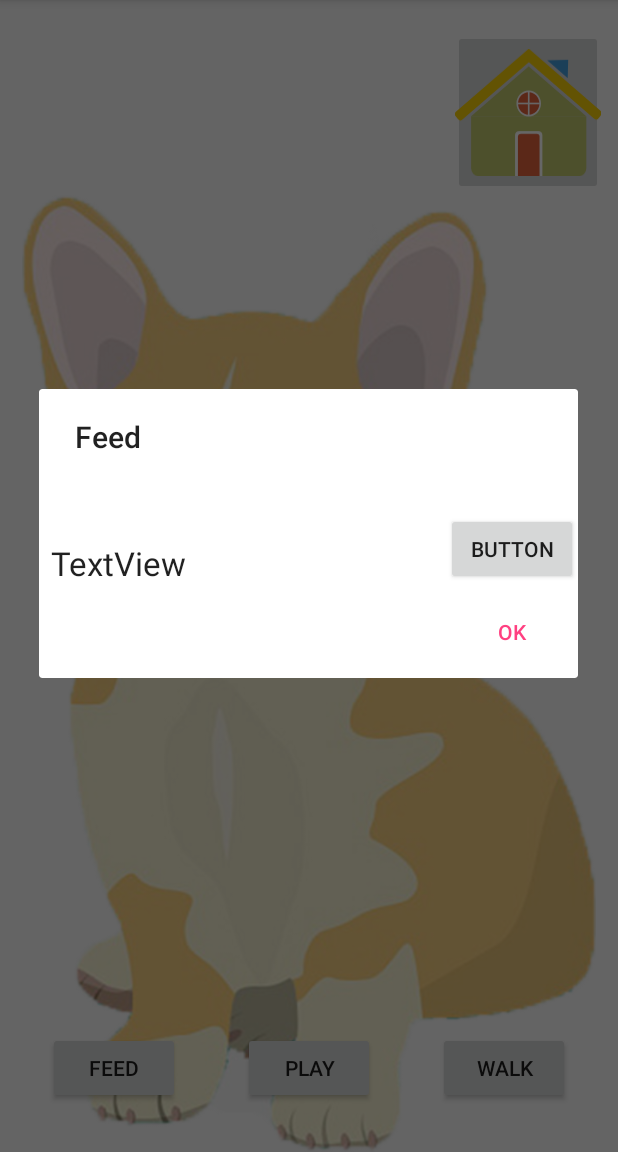
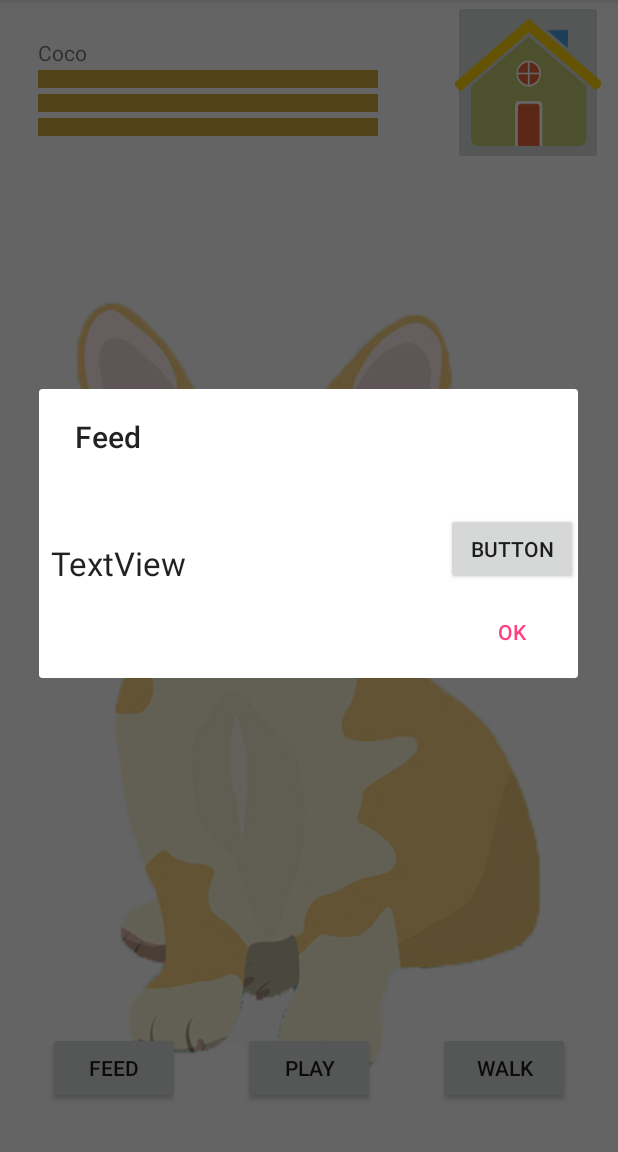
Before and after one commit to austinchowong/petpet, an Android app: the Home screen opened directly, with no data from a screen before it, after a tap on "FEED", on a phone screen of 412 x 824 dp, the part 84-1236 px from its top. Run offline under Robolectric (Android 15) with nearby library versions, the phone set to English and light mode, and no system bars.

Commit message:
ui change

```diff
--- a/app/src/main/AndroidManifest.xml
+++ b/app/src/main/AndroidManifest.xml
@@ -22,9 +22,15 @@
             android:theme="@style/AppTheme.NoActionBar">
             <intent-filter>
                 <action android:name="android.intent.action.MAIN" />
+
                 <category android:name="android.intent.category.LAUNCHER" />
             </intent-filter>
         </activity>
+        <activity
+            android:name=".Pet.petMenu"
+            android:configChanges="orientation|keyboardHidden|screenSize"
+            android:label="@string/title_activity_pet_menu"
+            android:theme="@style/FullscreenTheme"></activity>
     </application>
 
 </manifest>
--- a/app/src/main/res/layout/activity_home.xml
+++ b/app/src/main/res/layout/activity_home.xml
@@ -17,25 +17,79 @@
         android:layout_width="match_parent"
         android:layout_height="match_parent"
         android:orientation="vertical">
+
+        <LinearLayout
+            android:layout_width="match_parent"
+            android:layout_height="150dp"
+            android:orientation="horizontal">
+
+            <LinearLayout
+                android:layout_width="wrap_content"
+                android:layout_height="150dp"
+                android:layout_weight="1"
+                android:paddingTop="25dp"
+                android:paddingRight="50dp"
+                android:paddingLeft="25dp"
+                android:orientation="vertical">
+
+                <TextView
+                    android:layout_width="match_parent"
+                    android:layout_height="wrap_content"
+                    android:text="Coco" />
+
+                <ProgressBar
+                    android:id="@+id/progressBar2"
+                    style="?android:attr/progressBarStyleHorizontal"
+                    android:layout_width="match_parent"
+                    android:layout_height="wrap_content"
+                    android:max="100"
+                    android:progress="100"
+                    android:progressBackgroundTint="#CCA63B"
+                    android:progressTint="#CCA63B"
+                    android:scaleY="3" />
+
+                <ProgressBar
+                    android:id="@+id/progressBar3"
+                    style="?android:attr/progressBarStyleHorizontal"
+                    android:layout_width="match_parent"
+                    android:layout_height="wrap_content"
+                    android:max="100"
+                    android:progress="100"
+                    android:progressBackgroundTint="#CCA63B"
+                    android:progressTint="#CCA63B"
+                    android:scaleY="3" />
+
+                <ProgressBar
+                    android:id="@+id/progressBar4"
+                    style="?android:attr/progressBarStyleHorizontal"
+                    android:layout_width="match_parent"
+                    android:layout_height="wrap_content"
+                    android:max="100"
+                    android:progress="100"
+                    android:progressBackgroundTint="#CCA63B"
+                    android:progressTint="#CCA63B"
+                    android:scaleY="3" />
+            </LinearLayout>
+
             <ImageButton
+                android:id="@+id/imageButton"
+                style="@android:style/Widget.DeviceDefault.ImageButton"
                 android:layout_width="100dp"
                 android:layout_height="110dp"
-            android:id="@+id/imageButton"
+                android:layout_gravity="end"
+                android:layout_marginRight="10dp"
                 android:layout_marginTop="20dp"
-            android:src="@drawable/ic_house"
                 android:padding="1dp"
                 android:scaleType="fitCenter"
-            android:layout_gravity="end"
-            android:layout_alignParentLeft="false"
-            android:layout_alignParentTop="true"
-            android:layout_marginRight="10dp"/>
+                android:src="@drawable/ic_house" />
+        </LinearLayout>
 
         <ImageView
-            android:layout_width="wrap_content"
+            android:layout_width="310dp"
             android:layout_height="match_parent"
+            android:layout_gravity="center_horizontal|bottom"
             android:scaleType="fitCenter"
-            android:layout_gravity="center_horizontal|bottom"
-            android:src="@drawable/corgi"/>
+            android:src="@drawable/corgi" />
     </LinearLayout>
 
     <Button
@@ -71,4 +125,5 @@
         app:layout_constraintHorizontal_bias="0.5"
         app:layout_constraintStart_toEndOf="@+id/feed_button" />
 
+
 </android.support.constraint.ConstraintLayout>
--- a/app/src/main/res/values/strings.xml
+++ b/app/src/main/res/values/strings.xml
@@ -12,4 +12,6 @@
     <string name="title_activity_splash">LogoPage</string>
     <string name="dummy_button">Dummy Button</string>
     <string name="dummy_content">DUMMY\nCONTENT</string>
+
+    <string name="title_activity_pet_menu">petMenu</string>
 </resources>
--- a/app/src/main/res/values/styles.xml
+++ b/app/src/main/res/values/styles.xml
@@ -19,4 +19,16 @@
 
     <style name="AppTheme.PopupOverlay" parent="ThemeOverlay.AppCompat.Light" />
 
+    <style name="FullscreenTheme" parent="AppTheme">
+        <item name="android:actionBarStyle">@style/FullscreenActionBarStyle</item>
+        <item name="android:windowActionBarOverlay">true</item>
+        <item name="android:windowBackground">@null</item>
+        <item name="metaButtonBarStyle">?android:attr/buttonBarStyle</item>
+        <item name="metaButtonBarButtonStyle">?android:attr/buttonBarButtonStyle</item>
+    </style>
+
+    <style name="FullscreenActionBarStyle" parent="Widget.AppCompat.ActionBar">
+        <item name="android:background">@color/black_overlay</item>
+    </style>
+
 </resources>
```
Also changed, not shown: app/src/main/java/petpet/petpet/Pet/petMenu.kt (added, +16 -0 lines), app/src/main/res/layout/activity_pet_menu.xml (added, +46 -0 lines). Lines whose indentation alone changed are shown as unchanged.
